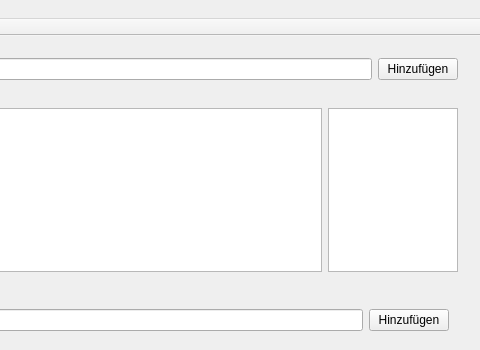
Above: ui/ahpMainWindow.ui from m0gg/ahp-qt5 before the change; both pictures show x 462 to 942 and y 0 to 350 of the 942 by 550 pixel window. Below: the same form after it.
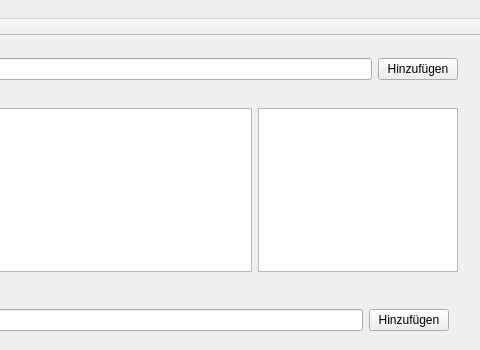
That is the form after the change.

Commit message: consisted tableUpdates

Patch:
```diff
--- a/ui/ahpMainWindow.ui
+++ b/ui/ahpMainWindow.ui
@@ -66,7 +66,7 @@
            <widget class="QTableView" name="cTableView"/>
           </item>
           <item>
-           <widget class="QListView" name="cValueTable">
+           <widget class="QTableView" name="cValueTable">
             <property name="sizePolicy">
              <sizepolicy hsizetype="Preferred" vsizetype="Expanding">
               <horstretch>0</horstretch>
@@ -75,7 +75,7 @@
             </property>
             <property name="maximumSize">
              <size>
-              <width>130</width>
+              <width>200</width>
               <height>16777215</height>
              </size>
             </property>
```
The commit also changes 11 other files.
